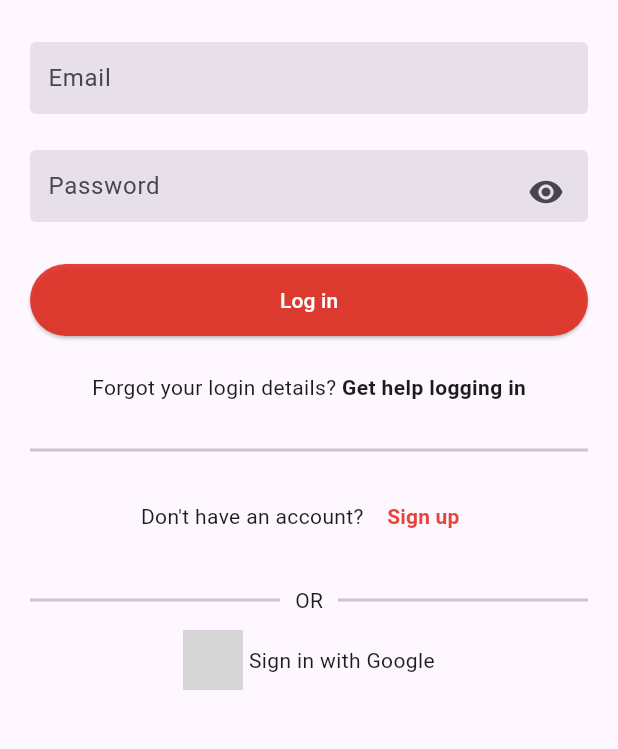
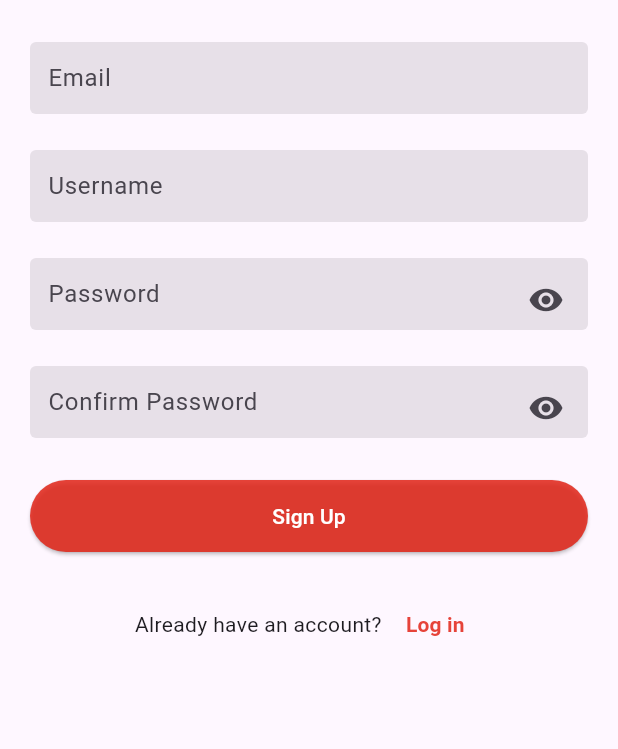
Before and after one commit to Nomad-Rob/atlas-holbegram, a Flutter app: the screen it shows after launch, after a tap on "Sign up", on a phone screen of 412 x 824 dp, the part 240-989 px from its top. Run offline on Flutter 3.47's test engine with Material 3 defaults, Android fonts, the phone set to English and light mode, and no system bars; our stand-ins replace firebase_core; accounts and stored records are empty; grey boxes are pictures that could not be loaded.

Commit message:
Task 4 complete. Just linked textbutton

```diff
--- a/holbegram/lib/screens/login_screen.dart
+++ b/holbegram/lib/screens/login_screen.dart
@@ -1,5 +1,6 @@
 import 'package:flutter/material.dart';
 import 'package:holbegram/widgets/text_field.dart';
+import '../screens/signup_screen.dart';
 
 class LoginScreen extends StatefulWidget {
   final TextEditingController emailController;
@@ -102,23 +103,21 @@ class _LoginScreenState extends State<LoginScreen> {
                   Row(
                     mainAxisAlignment: MainAxisAlignment.center,
                     children: [
-                      Text('Forgot your login details? '),
-                      Text(
-                        'Get help logging in',
-                        style: TextStyle(fontWeight: FontWeight.bold),
-                      ),
-                    ],
-                  ),
-                  SizedBox(height: 24),
-                  Divider(thickness: 2),
-                  Padding(
-                    padding: const EdgeInsets.symmetric(vertical: 12),
-                    child: Row(
-                      mainAxisAlignment: MainAxisAlignment.center,
-                      children: [
                       Text("Don't have an account? "),
                       TextButton(
-                          onPressed: () {},
+                        onPressed: () {
+                          Navigator.push(
+                            context,
+                            MaterialPageRoute(
+                              builder: (context) => SignUpScreen(
+                                emailController: TextEditingController(),
+                                usernameController: TextEditingController(),
+                                passwordController: TextEditingController(),
+                                passwordConfirmController: TextEditingController(),
+                              ),
+                            ),
+                          );
+                        },
                         child: Text(
                           'Sign up',
                           style: TextStyle(
@@ -127,31 +126,6 @@ class _LoginScreenState extends State<LoginScreen> {
                           ),
                         ),
                       ),
-                      ],
-                    ),
-                  ),
-                  SizedBox(height: 10),
-                  Row(
-                    children: [
-                      Flexible(child: Divider(thickness: 2)),
-                      Padding(
-                        padding: const EdgeInsets.symmetric(horizontal: 10),
-                        child: Text('OR'),
-                      ),
-                      Flexible(child: Divider(thickness: 2)),
-                    ],
-                  ),
-                  SizedBox(height: 10),
-                  Row(
-                    mainAxisAlignment: MainAxisAlignment.center,
-                    mainAxisSize: MainAxisSize.min,
-                    children: [
-                      Image.network(
-                        'https://img.icons8.com/color/452/google-logo.png',
-                        width: 40,
-                        height: 40,
-                      ),
-                      Text(' Sign in with Google'),
                     ],
                   ),
                 ],
--- a/holbegram/lib/screens/signup_screen.dart
+++ b/holbegram/lib/screens/signup_screen.dart
@@ -55,7 +55,7 @@ class _SignUpScreenState extends State<SignUpScreen> {
               ),
             ),
             Image.asset(
-              '../assets/images/logo.png',
+              'assets/images/logo.png',
               width: 80,
               height: 60,
             ),
@@ -139,10 +139,12 @@ class _SignUpScreenState extends State<SignUpScreen> {
                         onPressed: () {
                           Navigator.push(
                             context,
-                            MaterialPageRoute(builder: (context) => LoginScreen(
-                              emailController: TextEditingController(),
-                              passwordController: TextEditingController(),
-                            )),
+                            MaterialPageRoute(
+                              builder: (context) => LoginScreen(
+                                emailController: TextEditingController(),
+                                passwordController: TextEditingController(),
+                              ),
+                            ),
                           );
                         },
                         child: Text(
```
Lines whose indentation alone changed are shown as unchanged.
